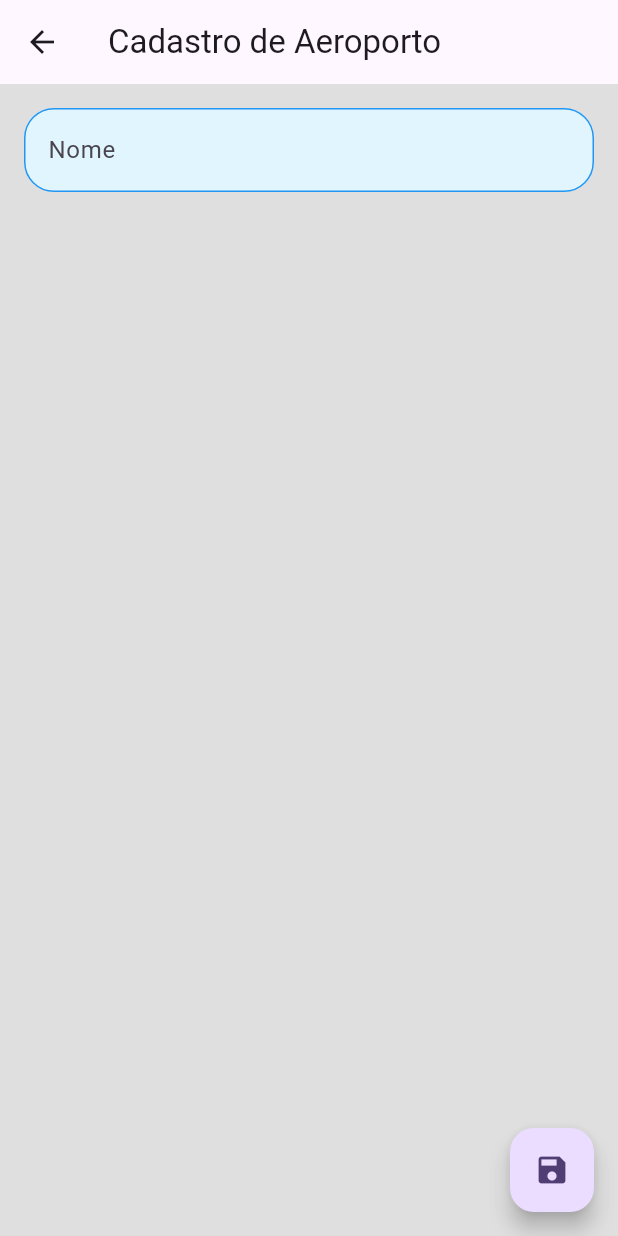
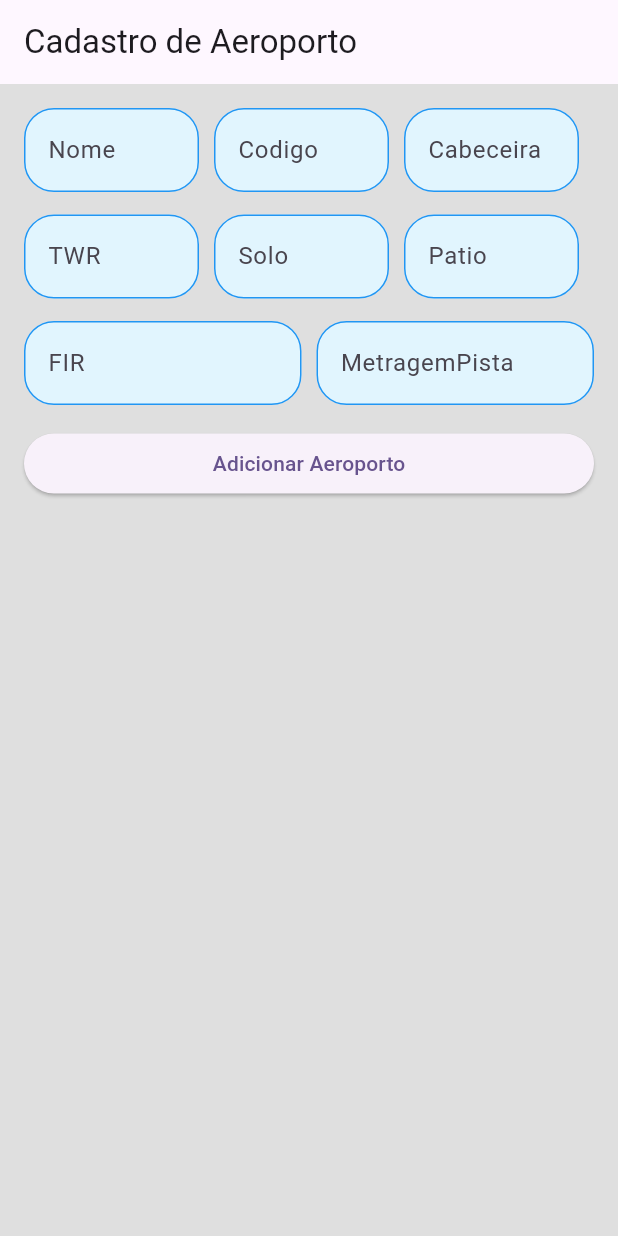
Before and after one commit to HermesLeonardo/AppAviao, a Flutter app: the tela_cadastro_aeroporto screen opened directly, on a phone screen of 412 x 824 dp. Run offline on Flutter 3.47's test engine with Material 3 defaults, Android fonts, the phone set to English and light mode, and no system bars.

Commit message:
tela cadastro aeroporto finalizada, prestes a começar a conecção com o bd

```diff
--- a/lib/main.dart
+++ b/lib/main.dart
@@ -22,6 +22,6 @@ class MyApp extends StatelessWidget {
           colorScheme: ColorScheme.fromSeed(seedColor: Colors.deepPurple),
           useMaterial3: true,
         ),
-        home: Perfil());
+        home: const tela_cadastro_aeroporto());
   }
 }
--- a/lib/pages/tela_cadastro_aeroporto.dart
+++ b/lib/pages/tela_cadastro_aeroporto.dart
@@ -57,17 +57,142 @@ class _tela_cadastro_aeroportoState extends State<tela_cadastro_aeroporto> {
                     },
                   ),
                 ),
+                const SizedBox(
+                  width: 10,
+                ),
+                Expanded(
+                  child: custom_from_text_field_aero(
+                    labelText: 'Codigo',
+                    onSaved: (value) => _formData['Codigo'] = value ?? '',
+                    validator: (value) {
+                      if (value == null || value.isEmpty) {
+                        return 'Por favor, insira do Codigo do aeroporto';
+                      }
+                      return null;
+                    },
+                  ),
+                ),
+                const SizedBox(
+                  width: 10,
+                ),
+                Expanded(
+                  child: custom_from_text_field_aero(
+                    labelText: 'Cabeceira',
+                    onSaved: (value) => _formData['Cabeceira'] = value ?? '',
+                    validator: (value) {
+                      if (value == null || value.isEmpty) {
+                        return 'Por favor, insira a Cabeceira do aeroporto';
+                      }
+                      return null;
+                    },
+                  ),
+                ),
+                const SizedBox(
+                  width: 10,
+                ),
               ],
+            ),
+            const SizedBox(
+              height: 15,
+            ),
+            Row(
+              children: <Widget>[
+                Expanded(
+                  child: custom_from_text_field_aero(
+                    labelText: 'TWR',
+                    onSaved: (value) => _formData['TWR'] = value ?? '',
+                    validator: (value) {
+                      if (value == null || value.isEmpty) {
+                        return 'Por favor, insira o TWR do aeroporto';
+                      }
+                      return null;
+                    },
+                  ),
+                ),
+                const SizedBox(
+                  width: 10,
+                ),
+                Expanded(
+                  child: custom_from_text_field_aero(
+                    labelText: 'Solo',
+                    onSaved: (value) => _formData['Solo'] = value ?? '',
+                    validator: (value) {
+                      if (value == null || value.isEmpty) {
+                        return 'Por favor, insira o Solo do aeroporto';
+                      }
+                      return null;
+                    },
+                  ),
+                ),
+                const SizedBox(
+                  width: 10,
+                ),
+                Expanded(
+                  child: custom_from_text_field_aero(
+                    labelText: 'Patio',
+                    onSaved: (value) => _formData['Patio'] = value ?? '',
+                    validator: (value) {
+                      if (value == null || value.isEmpty) {
+                        return 'Por favor, insira do Pátio do aeroporto';
+                      }
+                      return null;
+                    },
+                  ),
+                ),
+                const SizedBox(
+                  width: 10,
+                ),
+              ],
+            ),
+            const SizedBox(
+              height: 15,
+            ),
+            Row(
+              children: <Widget>[
+                Expanded(
+                  child: custom_from_text_field_aero(
+                    labelText: 'FIR',
+                    onSaved: (value) => _formData['FIR'] = value ?? '',
+                    validator: (value) {
+                      if (value == null || value.isEmpty) {
+                        return 'Por favor, insira do FIR do aeroporto';
+                      }
+                      return null;
+                    },
+                  ),
+                ),
+                const SizedBox(
+                  width: 10,
+                ),
+                Expanded(
+                  child: custom_from_text_field_aero(
+                    labelText: 'MetragemPista',
+                    onSaved: (value) =>
+                        _formData['MetragemPista'] = value ?? '',
+                    validator: (value) {
+                      if (value == null || value.isEmpty) {
+                        return 'Por favor, insira a MEtragem da pista do aeroporto';
+                      }
+                      return null;
+                    },
+                  ),
+                ),
+              ],
+            ),
+            const SizedBox(
+              height: 15,
+            ),
+            ElevatedButton(
+              onPressed: () {
+                if (_formKey.currentState!.validate()) {
+                  _formKey.currentState!.save();
+                }
+              },
+              child: const Text("Adicionar Aeroporto"),
             ),
           ],
         ),
       ),
-      floatingActionButton: FloatingActionButton(
-        onPressed: () {
-          // Aqui você salvaria os dados no SQLite
-        },
-        child: const Icon(Icons.save),
-      ),
     );
   }
 }
--- a/lib/pages/tela_cadastro_trecho.dart
+++ b/lib/pages/tela_cadastro_trecho.dart
@@ -245,9 +245,7 @@ class _tela_cadastro_trechoState extends State<tela_cadastro_trecho> {
               },
               child: const Text("Adicionar Trecho"),
             ),
-            const SizedBox(
-              height: 10,
-            ),
+
           ],
         ),
       ),
```
Also changed, not shown: lib/pages/tela_criar_conta.dart (+0 -7 lines), pubspec.yaml (+7 -6 lines), assets/images/dogdino.png (deleted), pubspec.lock, 1 other file.
